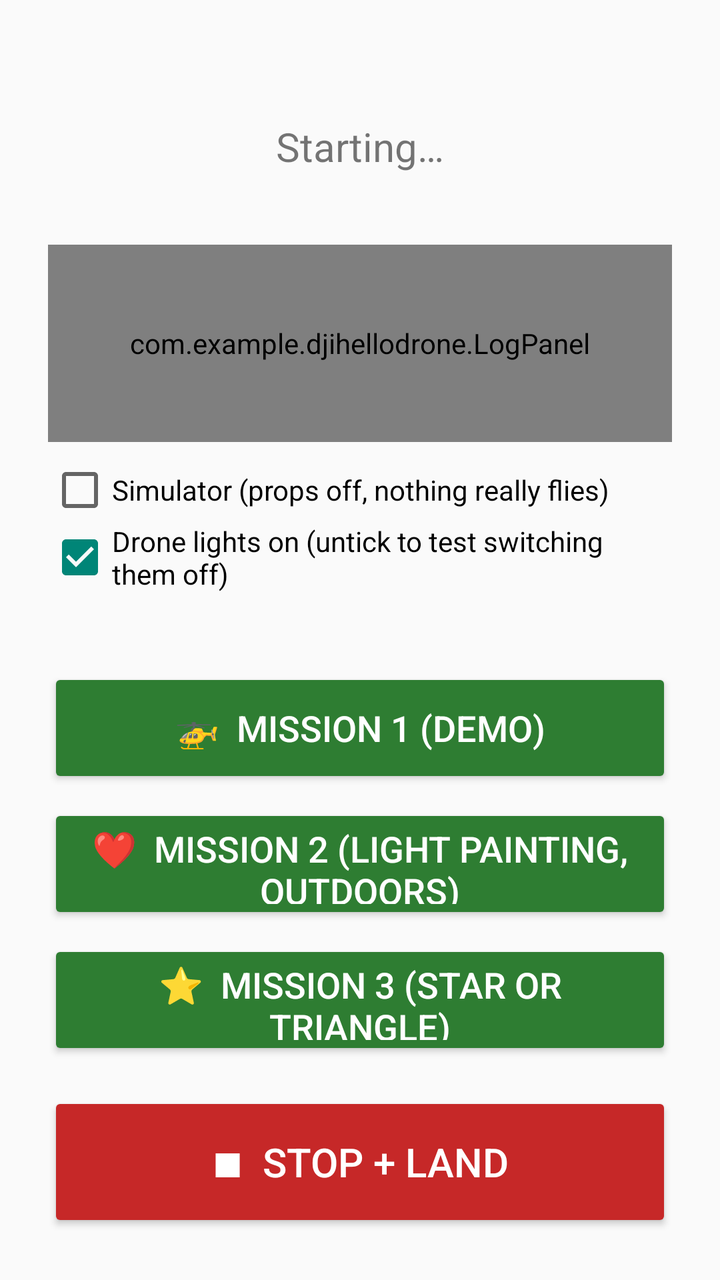
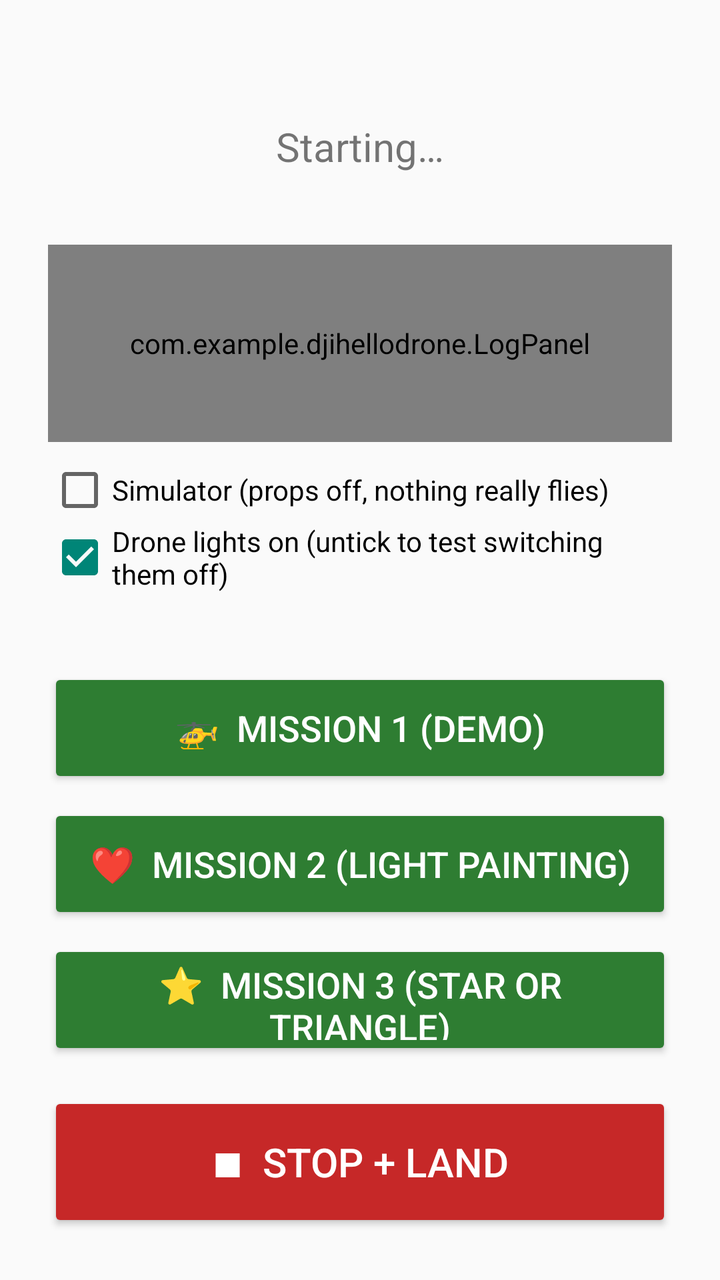

The first picture is an Android layout as it rendered before a commit; the second is the same layout after the commit. The layout source and the unified diff follow.
<!-- AndroidManifest.xml: application theme android:Theme.Material.Light -->
<!-- res/layout/activity_main.xml -->
<?xml version="1.0" encoding="utf-8"?>
<LinearLayout xmlns:android="http://schemas.android.com/apk/res/android"
    android:layout_width="match_parent"
    android:layout_height="match_parent"
    android:orientation="vertical"
    android:padding="24dp"
    android:gravity="center_horizontal">

    <TextView
        android:id="@+id/statusText"
        android:layout_width="match_parent"
        android:layout_height="0dp"
        android:layout_weight="1"
        android:gravity="center"
        android:textSize="20sp"
        android:text="Starting…" />

    <com.example.djihellodrone.LogPanel
        android:id="@+id/logPanel"
        android:layout_width="match_parent"
        android:layout_height="0dp"
        android:layout_weight="1"
        android:layout_marginBottom="8dp"
        android:background="#ECEFF1" />

    <CheckBox
        android:id="@+id/simulatorCheck"
        android:layout_width="match_parent"
        android:layout_height="wrap_content"
        android:text="Simulator (props off, nothing really flies)" />

    <CheckBox
        android:id="@+id/lightsCheck"
        android:layout_width="match_parent"
        android:layout_height="wrap_content"
        android:layout_marginBottom="8dp"
        android:checked="true"
        android:text="Drone lights on (untick to test switching them off)" />

    
    <TextView
        android:id="@+id/hintText"
        android:layout_width="match_parent"
        android:layout_height="wrap_content"
        android:layout_marginBottom="8dp"
        android:gravity="center"
        android:textSize="16sp"
        android:textStyle="bold" />

    <Button
        android:id="@+id/mission1Button"
        android:layout_width="match_parent"
        android:layout_height="60dp"
        android:layout_marginBottom="8dp"
        android:backgroundTint="@color/mission_button_bg"
        android:textColor="@color/mission_button_text"
        android:textSize="18sp"
        android:text="🚁  Mission 1 (demo)" />

    <Button
        android:id="@+id/mission2Button"
        android:layout_width="match_parent"
        android:layout_height="60dp"
        android:layout_marginBottom="8dp"
        android:backgroundTint="@color/mission_button_bg"
        android:textColor="@color/mission_button_text"
        android:textSize="18sp"
        android:text="❤️  Mission 2 (light painting, outdoors)" />

    <Button
        android:id="@+id/mission3Button"
        android:layout_width="match_parent"
        android:layout_height="60dp"
        android:layout_marginBottom="16dp"
        android:backgroundTint="@color/mission_button_bg"
        android:textColor="@color/mission_button_text"
        android:textSize="18sp"
        android:text="⭐  Mission 3 (star or triangle)" />

    <Button
        android:id="@+id/stopButton"
        android:layout_width="match_parent"
        android:layout_height="70dp"
        android:backgroundTint="#C62828"
        android:textColor="#FFFFFF"
        android:textSize="20sp"
        android:text="■  STOP + LAND" />
</LinearLayout>
<!-- resources referenced by this layout -->
<resources>

</resources>

<!-- the commit's change to res/layout/activity_main.xml (unified diff, before → after) -->
@@ -65,7 +65,7 @@
         android:backgroundTint="@color/mission_button_bg"
         android:textColor="@color/mission_button_text"
         android:textSize="18sp"
-        android:text="❤️  Mission 2 (light painting, outdoors)" />
+        android:text="❤️  Mission 2 (light painting)" />
 
     <Button
         android:id="@+id/mission3Button"
